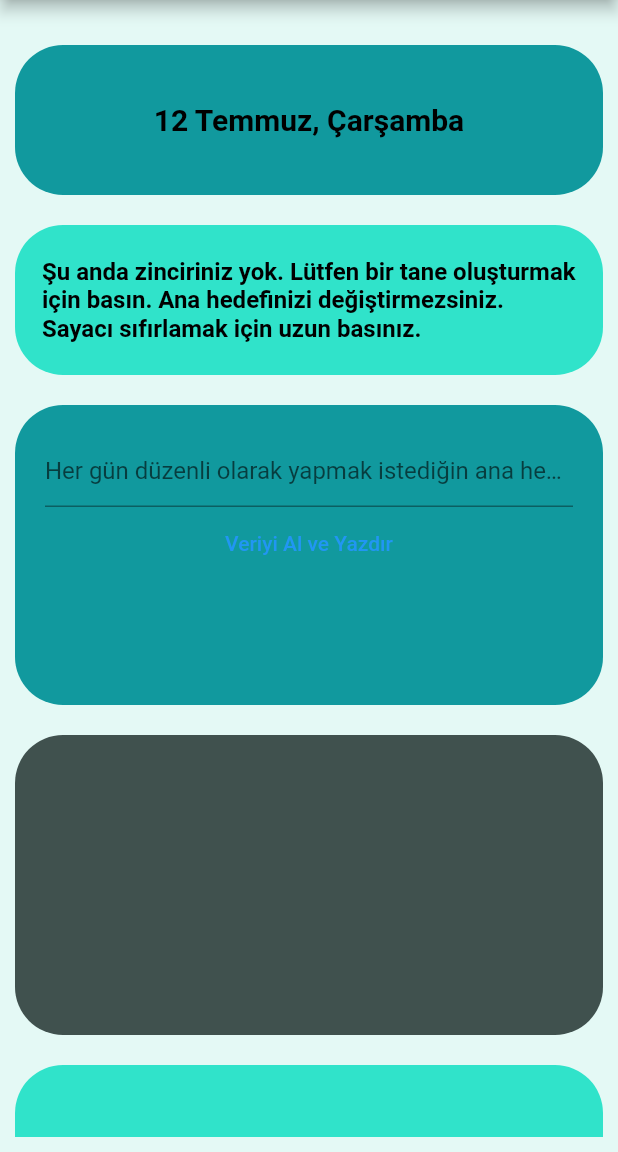
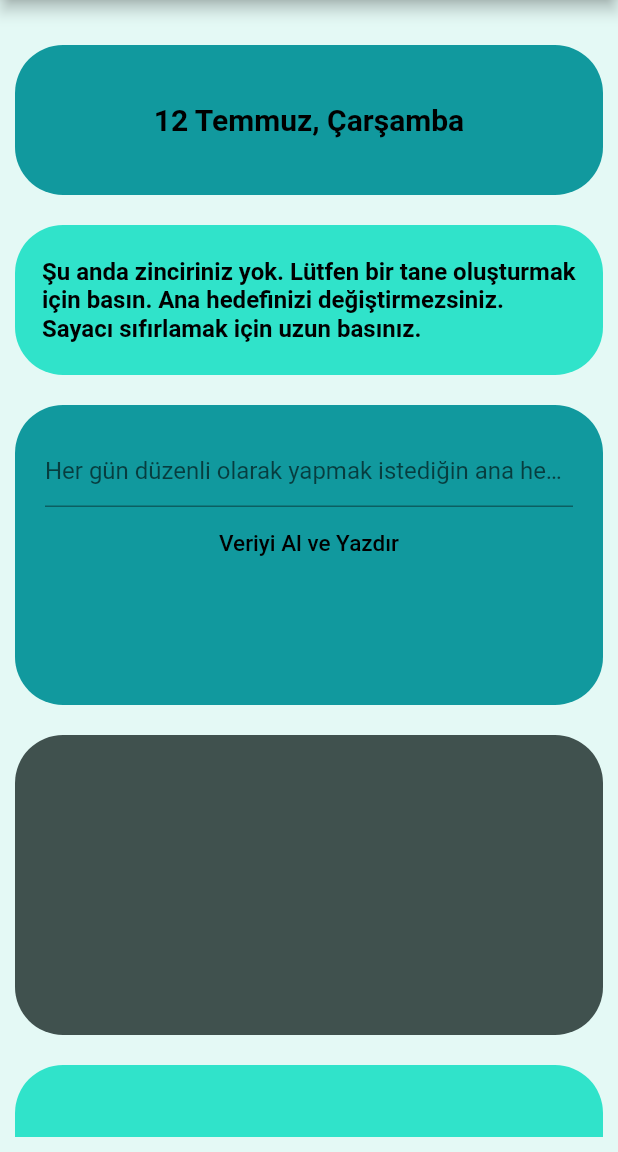
Before and after one commit to Erimsaholut/NewLife-app, a Flutter app: the screen it shows after launch, after a tap on an icon or button, on a phone screen of 412 x 824 dp, the part 84-1236 px from its top. Run offline on Flutter 3.47's test engine with Material 2 defaults, Android fonts, the light colour scheme and no system bars; drawn by our look-alikes of auto_size_text; our stand-ins replace shared_preferences.

Commit message:
added AlertDialog for chains and sytles file created

```diff
--- a/lib/chain.dart
+++ b/lib/chain.dart
@@ -1,3 +1,4 @@
+import 'package:flutter/material.dart';
 import 'package:shared_preferences/shared_preferences.dart';
 
 Future<String> chain() async {
@@ -10,16 +11,29 @@ Future<String> chain() async {
   if (year == null) {
     return "Şu anda zinciriniz yok. Lütfen bir tane oluşturmak için basın. Ana hedefinizi değiştirmezsiniz. Sayacı sıfırlamak için uzun basınız.";
   } else {
-    DateTime startingDate = DateTime(year!, month!, day!);
+    DateTime startingDate =
+        DateTime(year, month!, day!); // Removed unnecessary null check
     DateTime today = DateTime.now();
 
-    int daysPast = today.difference(startingDate).inDays+1;
+    int daysPast = today.difference(startingDate).inDays;
 
     return "Zinciri $daysPast gündür kırmadınız.";
   }
 }
 
+Future<String> getYear() async {
+  final SharedPreferences prefs = await SharedPreferences.getInstance();
+  print(prefs.getInt('dateTimeYear'));
+  if (prefs.getInt('dateTimeYear') == null) {
+    print("Şu an null diyor");
+    return "null";
+  } else {
+    return "notNull";
+  }
+}
+
 Future<void> startChain() async {
+  print("başlatıldı");
   final SharedPreferences prefs = await SharedPreferences.getInstance();
   await prefs.setInt("dateTimeYear", DateTime.now().year);
   await prefs.setInt("dateTimeMonth", DateTime.now().month);
@@ -27,6 +41,7 @@ Future<void> startChain() async {
 }
 
 Future<void> breakChain() async {
+  print("Kırldı");
   final SharedPreferences prefs = await SharedPreferences.getInstance();
   await prefs.remove('dateTimeYear');
   await prefs.remove('dateTimeMonth');
--- a/lib/daily_quote.dart
+++ b/lib/daily_quote.dart
@@ -19,9 +19,10 @@ Future<String> dailyQuote() async {
     print("JSON yükleme hatası: $e");
   }
 
-  String quote = datas[todaysNumber - 1]["quote"] + "\n\n-";
+  String quote = datas[todaysNumber - 1]["quote"];
 
   if (datas[todaysNumber - 1]["owner"] != "Unknown") {
+    quote +=  "\n\n-";
     quote += datas[todaysNumber - 1]["owner"];
   }
   return quote;
--- a/lib/islands.dart
+++ b/lib/islands.dart
@@ -1,5 +1,6 @@
 import 'package:flutter/material.dart';
 import 'package:auto_size_text/auto_size_text.dart';
+import 'package:new_life/tools/styles.dart';
 
 class Island extends StatelessWidget {
   final Color themeColor;
@@ -35,11 +36,7 @@ class Island extends StatelessWidget {
               child: AutoSizeText(
                 text,
                 maxLines: 6,
-                style: const TextStyle(
-                  color: Colors.black,
-                  fontWeight: FontWeight.bold,
-                  fontSize: 20,
-                ),
+                style: quoteStyle(),
               ),
             ),
           ),
--- a/lib/main.dart
+++ b/lib/main.dart
@@ -1,10 +1,11 @@
+import 'package:new_life/daily_quote.dart' as quote_utils;
+import 'package:new_life/tools/styles.dart';
+import 'package:new_life/widgetIsland.dart';
 import 'package:flutter/material.dart';
-import 'package:new_life/daily_quote.dart' as quote_utils;
 import 'package:new_life/islands.dart';
-import 'package:new_life/widgetIsland.dart';
 import 'chain.dart' as chain_utils;
+import 'formatted_date.dart';
 import 'chain.dart';
-import 'formatted_date.dart';
 
 void main() {
   runApp(const MyApp());
@@ -82,19 +83,51 @@ class _MyHomePageState extends State<MyHomePage> {
               ),
               /*Tarih*/
 
+              //todo 100 satır chain
               Island(
-                  themeColor: themeColor1,
-                  text: chainText,
-                  onLongPressed: () {
+                themeColor: themeColor1,
+                text: chainText,
+                onLongPressed: () {
+                  showDialog(
+                    context: context,
+                    builder: (BuildContext context) {
+                      return AlertDialog(
+                        title: Text("Confirmation"),
+                        content: Text("Are you sure you want to break the chain?"),
+                        actions: [
+                          TextButton(
+                            onPressed: () {
+                              Navigator.of(context).pop(); // Close the dialog
+                            },
+                            child: Text("No"),
+                          ),
+                          TextButton(
+                            onPressed: () async {
+                              Navigator.of(context).pop(); // Close the dialog
+                              String year = await getYear();
+                              if (year != "null") {
+                                await breakChain(); // Wait for breakChain() to complete before proceeding
+                              }
+                            },
+                            child: Text("Yes"),
+                          ),
+
+                        ],
+                      );
+                    },
+                  );
+                },
+                onPressed: () async {
+                  String year = await getYear();
+                  if (year == "null") {
                     setState(() {
-                      print("kırıldı");
-                      breakChain();
+                      editChain = !editChain;
                     });
-                  },
-                  onPressed: (){setState(() {
-                    editChain=true;
-                  });},
+                  }
+                },
               ),
+
+
               /* Chain */
 //todo şu widgetları taşıyabildiğin kadar dışarı taşi bide uygulamayı kapatıp tekrar açan bir fonksiyon bul oluyorsa chain üzerinden bir fonksiyon bul
               WidgetIsland(
@@ -106,23 +139,33 @@ class _MyHomePageState extends State<MyHomePage> {
                   child: Column(
                     children: [
                       TextField(
-                        decoration: InputDecoration(
-                          hintText: "Her gün düzenli olarak yapmak istediğin ana hedefini gir.",
+                        decoration: const InputDecoration(
+                          hintText:
+                              "Her gün düzenli olarak yapmak istediğin ana hedefini gir.",
+                          focusedBorder: UnderlineInputBorder(
+                            borderSide: BorderSide(
+                              color:
+                                  Colors.black, // Set underline color to black
+                            ),
+                          ),
                         ),
+                        cursorColor: Colors.black, // Set cursor color to black
                         onChanged: (value) {
-                          enteredText =
-                              value; // TextField'dan alınan veriyi enteredText değişkenine ata
+                          enteredText = value;
                         },
                       ),
                       TextButton(
                         onPressed: () {
                           setState(() {
-                            startChain();
+                            if (enteredText.isNotEmpty) {
+                              startChain();
+                              print(enteredText);
+                              editChain = false;
+                            }
                           });
-                          print(enteredText); // Konsola enteredText'i yazdır
-                          editChain = false;
                         },
-                        child: Text("Veriyi Al ve Yazdır"),
+                        child:
+                            Text("Veriyi Al ve Yazdır", style: buttonStyle()),
                       ),
                     ],
                   ),
--- /dev/null
+++ b/lib/tools/styles.dart
@@ -0,0 +1,15 @@
+import 'package:flutter/cupertino.dart';
+import 'package:flutter/material.dart';
+
+TextStyle buttonStyle(){
+
+  return const TextStyle(color: CupertinoColors.black,fontSize: 15,);
+}
+
+TextStyle quoteStyle(){
+  return const TextStyle(
+    color: Colors.black,
+    fontWeight: FontWeight.bold,
+    fontSize: 20,
+  );
+}
--- a/lib/widgetIsland.dart
+++ b/lib/widgetIsland.dart
@@ -1,5 +1,4 @@
 import 'package:flutter/material.dart';
-import 'package:auto_size_text/auto_size_text.dart';
 
 class WidgetIsland extends StatelessWidget {
   final Color themeColor;
```
